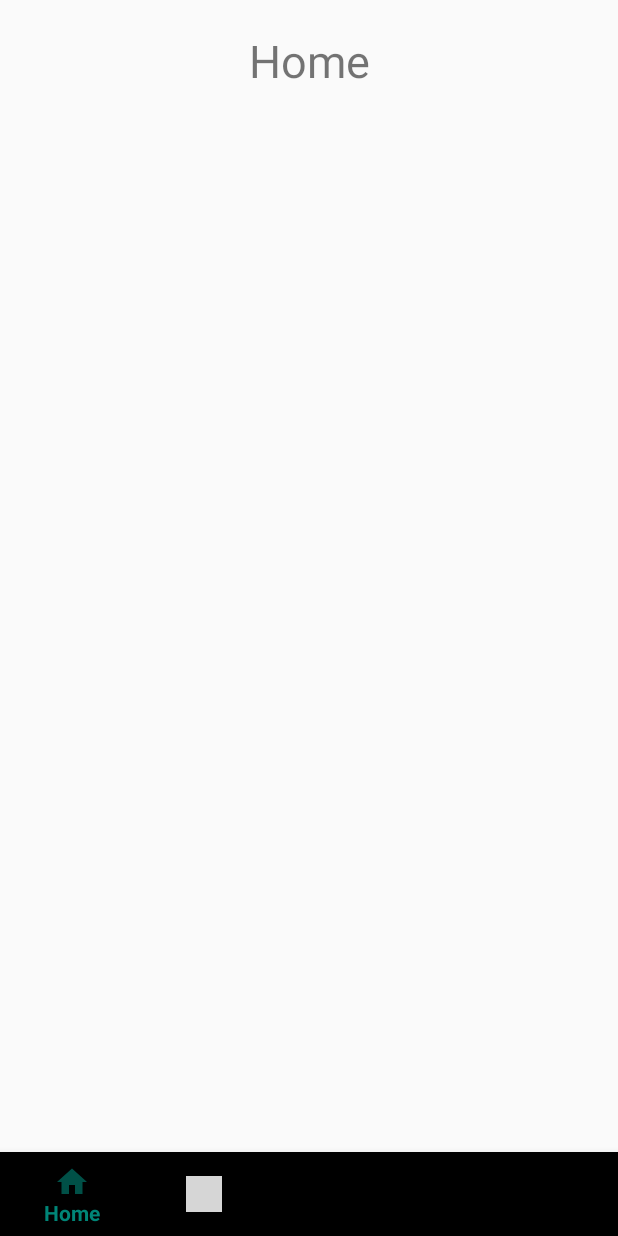
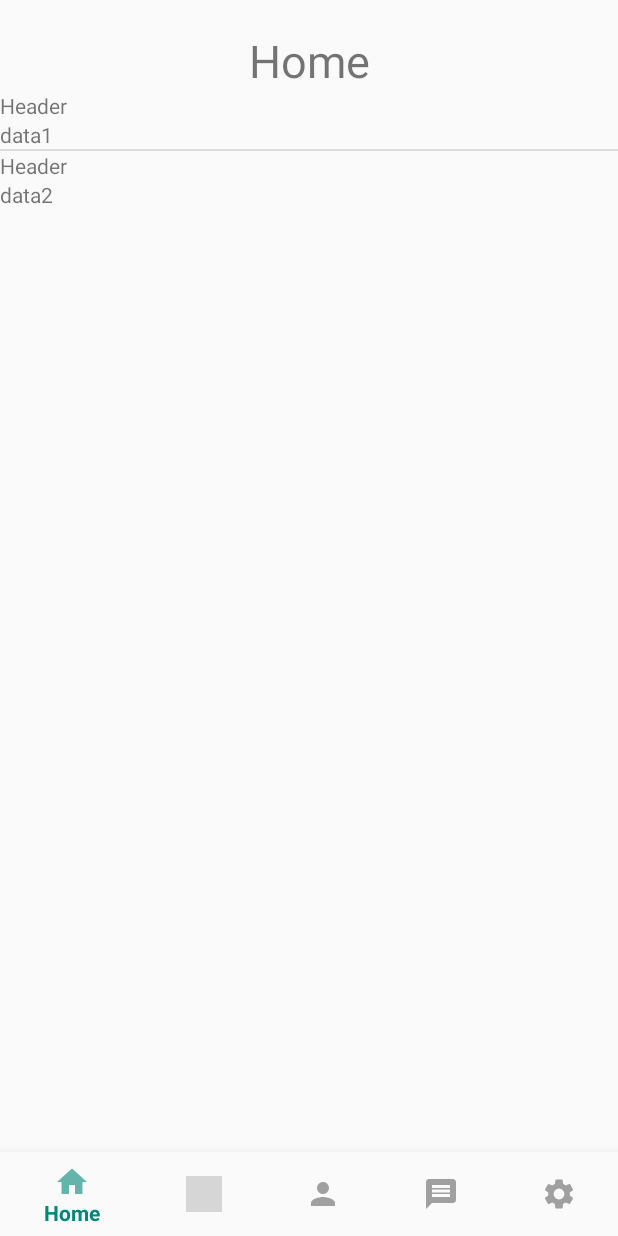
Before and after one commit to JoshuaGale/CP3405Team3A2, an Android app: the HomeActivity screen opened directly, with no data from a screen before it, on a phone screen of 412 x 824 dp. Run offline under Robolectric (Android 15) with nearby library versions, the phone set to English and light mode, and no system bars; grey boxes are pictures that could not be loaded.

Commit message:
Fix Nav menu

```diff
--- a/app/src/main/java/com/example/cp3405_team_3_a2/HomeActivity.java
+++ b/app/src/main/java/com/example/cp3405_team_3_a2/HomeActivity.java
@@ -23,13 +23,22 @@ public class HomeActivity extends AppCompatActivity {
         ArrayList<ArrayList<String>> itemList;
         databaseHelper = new DatabaseHelper(App.getContext());
 
+
+
+
+
+        listView.setAdapter(new NotificationAdapter(this, new String[] { "data1",
+                "data2" }));
+
+
+
         //get user email from previous activity for data retrieval
         Intent intent = getIntent();
         email = intent.getStringExtra("userEmail");
         itemList = databaseHelper.getUserRecommendations(email);
 
 //        //set adapter for the ListView and add on click functionality
-//        ArrayAdapter<String> arrayAdapter = new ArrayAdapter<>(this, android.R.layout.simple_list_item_1, itemList);
+//        ArrayAdapter<String> arrayAdapter = new ArrayAdapter<>(this, android.R.layout.simple_list_item_1, boi);
 //        listView.setAdapter(arrayAdapter);
 //        listView.setOnItemClickListener(new AdapterView.OnItemClickListener() {
 //            @Override
@@ -37,5 +46,5 @@ public class HomeActivity extends AppCompatActivity {
 //
 //            }
 //        });
-    }
+   }
 }
--- /dev/null
+++ b/app/src/main/java/com/example/cp3405_team_3_a2/NotificationAdapter.java
@@ -0,0 +1,47 @@
+package com.example.cp3405_team_3_a2;
+
+import android.content.Context;
+import android.view.LayoutInflater;
+import android.view.View;
+import android.view.ViewGroup;
+import android.widget.BaseAdapter;
+import android.widget.TextView;
+
+class NotificationAdapter extends BaseAdapter {
+
+    Context context;
+    String[] data;
+    private static LayoutInflater inflater = null;
+
+    public NotificationAdapter(Context context, String[] data) {
+        this.context = context;
+        this.data = data;
+        inflater = (LayoutInflater) context
+                .getSystemService(Context.LAYOUT_INFLATER_SERVICE);
+    }
+
+    @Override
+    public int getCount() {
+        return data.length;
+    }
+
+    @Override
+    public Object getItem(int position) {
+        return data[position];
+    }
+
+    @Override
+    public long getItemId(int position) {
+        return position;
+    }
+
+    @Override
+    public View getView(int position, View convertView, ViewGroup parent) {
+        View vi = convertView;
+        if (vi == null)
+            vi = inflater.inflate(R.layout.row, null);
+        TextView text = vi.findViewById(R.id.text);
+        text.setText(data[position]);
+        return vi;
+    }
+}
--- a/app/src/main/res/layout/activity_home.xml
+++ b/app/src/main/res/layout/activity_home.xml
@@ -30,7 +30,6 @@
         android:layout_width="match_parent"
         android:layout_height="618dp"
         android:orientation="vertical"
-        app:layout_constraintBottom_toTopOf="@+id/linearLayout2"
         app:layout_constraintTop_toBottomOf="@+id/linearLayout">
 
         <ListView
@@ -43,23 +42,15 @@
 
     </LinearLayout>
 
-    <LinearLayout
-        android:id="@+id/linearLayout2"
-        android:layout_width="wrap_content"
+    <com.google.android.material.bottomnavigation.BottomNavigationView
+        android:id="@+id/nav_view"
+        android:layout_width="0dp"
         android:layout_height="wrap_content"
-        android:orientation="horizontal"
-        app:layout_constraintBottom_toTopOf="@id/bottom_nav"
-        app:layout_constraintStart_toStartOf="parent">
-    </LinearLayout>
+        android:background="?android:attr/windowBackground"
+        app:layout_constraintBottom_toBottomOf="parent"
+        app:layout_constraintLeft_toLeftOf="parent"
+        app:layout_constraintRight_toRightOf="parent"
+        app:menu="@menu/bottom_nav_menu" />
 
-    <android.support.design.weidget.BottomNavigationView
-        android:id="@+id/bottom_nav"
-        android:layout_width="wrap_content"
-        android:layout_height="56dp"
-        android:layout_gravity="start"
-        app:layout_constraintBottom_toBottomOf= "parent"
-        app:layout_constraintLeft_toLeftOf= "parent"
-        app:layout_constraintRight_toRightOf= "parent"
-        app:menu= "@menu/bottom_nav_menu"/>
 
 </androidx.constraintlayout.widget.ConstraintLayout>
--- /dev/null
+++ b/app/src/main/res/layout/row.xml
@@ -0,0 +1,17 @@
+<?xml version="1.0" encoding="utf-8"?>
+<LinearLayout xmlns:android="http://schemas.android.com/apk/res/android"
+    android:layout_width="match_parent"
+    android:layout_height="match_parent"
+    android:orientation="vertical" >
+
+    <TextView android:layout_width="wrap_content"
+        android:layout_height="wrap_content"
+        android:text="Header"/>
+
+    <TextView
+        android:layout_width="wrap_content"
+        android:layout_height="wrap_content"
+        android:id="@+id/text"/>
+
+
+</LinearLayout>
--- a/app/src/main/res/menu/bottom_nav_menu.xml
+++ b/app/src/main/res/menu/bottom_nav_menu.xml
@@ -1,29 +1,60 @@
 <?xml version="1.0" encoding="utf-8"?>
-
-    <menu xmlns:android="http://schemas.android.com/apk/res/android">
+<menu xmlns:android="http://schemas.android.com/apk/res/android"
+    xmlns:app="http://schemas.android.com/apk/res-auto">
 
     <item
+        android:title="@string/home"
         android:id="@+id/homeButton"
-            android:title="@string/home"
-            android:icon="@drawable/home_icon" />
+        android:layout_width="wrap_content"
+        android:layout_height="wrap_content"
+        android:layout_weight="1"
+        android:text="@string/home"
+        android:icon="@drawable/home_icon"
+        app:showAsAction="ifRoom"
+        android:textSize="11sp" />
 
     <item
+        android:title="@string/jobs"
         android:id="@+id/jobButton"
-            android:title="@string/jobs"
-            android:icon="@drawable/job_icon" />
+        android:layout_width="wrap_content"
+        android:layout_height="wrap_content"
+        android:layout_weight="1"
+        android:text="@string/jobs"
+        android:icon="@drawable/job_icon"
+        android:textSize="11sp"
+        app:showAsAction="ifRoom"/>
 
     <item
+        android:title="@string/profile"
         android:id="@+id/profileButton"
-            android:title="@string/profile"
-            android:icon="@drawable/profile_icon" />
+        android:layout_width="wrap_content"
+        android:layout_height="wrap_content"
+        android:layout_weight="1"
+        android:text="@string/profile"
+        android:icon="@drawable/profile_icon"
+        android:textSize="11sp"
+        app:showAsAction="ifRoom"/>
 
     <item
+        android:title="@string/messages"
         android:id="@+id/messagesButton"
-            android:title="@string/messages"
-            android:icon="@drawable/messaging_icon" />
+        android:layout_width="wrap_content"
+        android:layout_height="wrap_content"
+        android:layout_weight="1"
+        android:text="@string/messages"
+        android:icon="@drawable/messaging_icon"
+        android:textSize="11sp"
+        app:showAsAction="ifRoom"/>
 
     <item
+        android:title="@string/settings"
         android:id="@+id/settingsButton"
-            android:title="@string/settings"
-            android:icon="@drawable/settings_icon"/>
+        android:layout_width="wrap_content"
+        android:layout_height="wrap_content"
+        android:layout_weight="1"
+        android:text="@string/settings"
+        android:icon="@drawable/settings_icon"
+        android:textSize="11sp"
+        app:showAsAction="ifRoom"/>
+
 </menu>
```
Also changed, not shown: app/src/main/res/layout/activity_company_my_profile.xml (+13 -23 lines), app/src/main/res/layout/activity_staff_my_profile.xml (+12 -23 lines), app/src/main/res/values/strings.xml (+8 -0 lines). Lines whose indentation alone changed are shown as unchanged.
